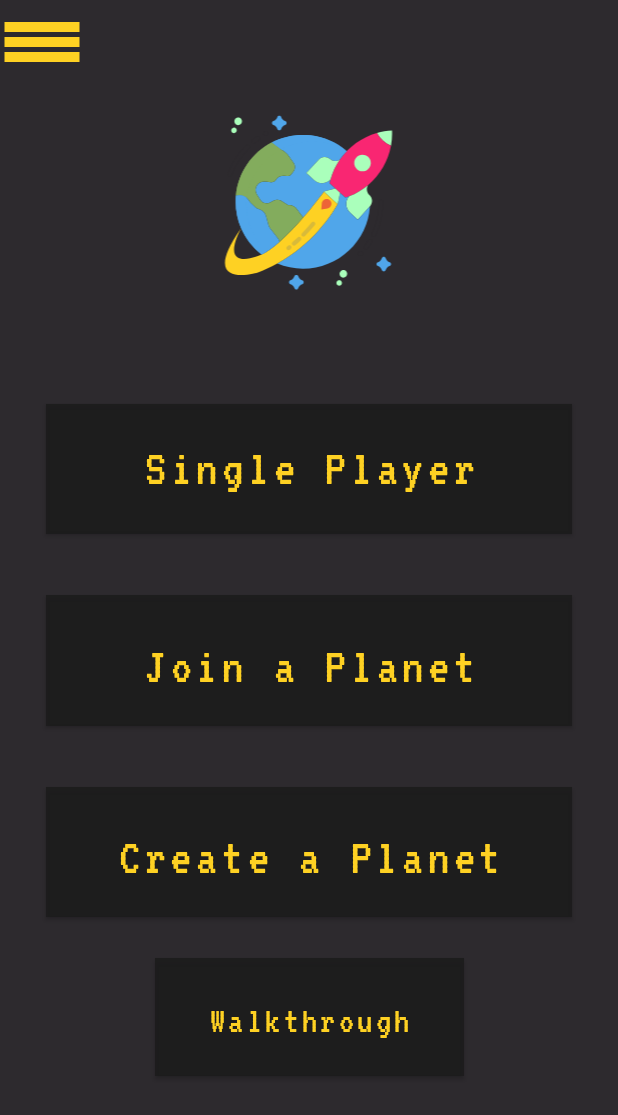
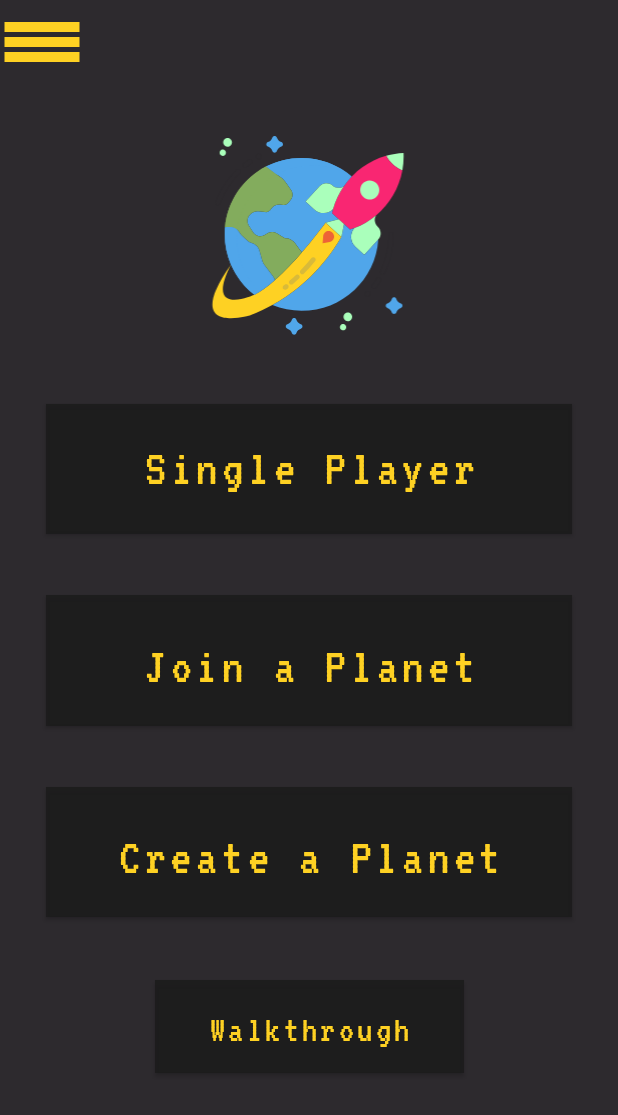
Before and after one commit to emre-cil/interstellar-enemies, an Android app: the screen it shows after launch once a user with an empty profile is signed in (HomePage), on a phone screen of 412 x 824 dp. Shown: the top 1115 px of the screen. Run offline under Robolectric (Android 15) with nearby library versions, the phone set to English and light mode, and no system bars; our stand-ins replace Firebase (no records; nobody signed in at launch, a user with empty details on screens opened directly).

Commit message:
svg files added and some ui problems fixed.
Signed-off-by: Kheseyroon <info.emrecil@gmail.com>
Co-Authored-By: mmkarakaya <karakaya.mehmet.melih@gmail.com>

```diff
--- /dev/null
+++ b/app/src/main/res/drawable/ic_announcements.xml
@@ -0,0 +1,9 @@
+<vector xmlns:android="http://schemas.android.com/apk/res/android"
+    android:width="29dp"
+    android:height="32dp"
+    android:viewportWidth="29"
+    android:viewportHeight="32">
+  <path
+      android:pathData="M25,11.25C25,10.1423 24.5279,9.1856 23.8333,8.6663V1.5005C23.8333,1.0903 23.5789,0 22.6667,0C22.4071,0 22.1493,0.1116 21.9382,0.3291L18.8382,3.518C17.281,5.1183 15.3261,6 13.3333,6H6.3333C5.0445,6 4,7.343 4,9V13.5C4,15.157 5.0445,16.5 6.3333,16.5H7.562C7.5113,16.9912 7.4825,17.4909 7.4825,18C7.4825,19.8642 7.8201,21.6258 8.4144,23.2003C8.6036,23.7014 9.0167,24 9.4498,24H12.1579C13.1077,24 13.6779,22.6012 13.1022,21.63C12.5043,20.6213 12.1488,19.3631 12.1488,18C12.1488,17.4792 12.2079,16.9786 12.3096,16.5H13.3333C15.3261,16.5 17.281,17.3817 18.8378,18.982L21.9379,22.1709C22.1446,22.3837 22.4015,22.4997 22.6663,22.5C23.5748,22.5 23.833,21.4322 23.833,21V13.8342C24.5279,13.3144 25,12.3577 25,11.25ZM21.5,17.8791L20.2951,16.6397C18.3263,14.6147 15.8533,13.5 13.3333,13.5V9C15.8533,9 18.3263,7.8853 20.2951,5.8603L21.5,4.6209V17.8791Z"
+      android:fillColor="#F92672"/>
+</vector>
--- /dev/null
+++ b/app/src/main/res/drawable/ic_chat.xml
@@ -0,0 +1,9 @@
+<vector xmlns:android="http://schemas.android.com/apk/res/android"
+    android:width="34dp"
+    android:height="29dp"
+    android:viewportWidth="34"
+    android:viewportHeight="29">
+  <path
+      android:pathData="M5.95,0C4.8747,0 4,0.8831 4,1.9688V4.5938C4,4.9563 4.2909,5.25 4.65,5.25H7.9V1.9688C7.9,0.8831 7.0253,0 5.95,0ZM14.4,16.9218V14.4375H26.1V3.9375C26.1,1.7661 24.3507,0 22.2,0H8.5333C8.9457,0.55 9.2,1.2272 9.2,1.9688V17.0625C9.2,18.6568 10.6077,19.9192 12.2367,19.6514C13.5152,19.4414 14.4,18.2298 14.4,16.9218ZM15.7,15.75V17.0625C15.7,19.2335 13.9507,21 11.8,21H25.45C27.9631,21 30,18.9435 30,16.4062C30,16.0437 29.7091,15.75 29.35,15.75H15.7Z"
+      android:fillColor="#F92672"/>
+</vector>
--- /dev/null
+++ b/app/src/main/res/drawable/ic_profile.xml
@@ -0,0 +1,9 @@
+<vector xmlns:android="http://schemas.android.com/apk/res/android"
+    android:width="26dp"
+    android:height="31dp"
+    android:viewportWidth="26"
+    android:viewportHeight="31">
+  <path
+      android:pathData="M19.75,0H6.25C5.0078,0 4,0.9658 4,2.1563V20.8438C4,22.0342 5.0078,23 6.25,23H19.75C20.9922,23 22,22.0342 22,20.8438V2.1563C22,0.9658 20.9922,0 19.75,0ZM13,5.75C14.6547,5.75 16,7.0393 16,8.625C16,10.2107 14.6547,11.5 13,11.5C11.3453,11.5 10,10.2107 10,8.625C10,7.0393 11.3453,5.75 13,5.75ZM18.25,16.3875C18.25,16.8637 17.7812,17.25 17.2,17.25H8.8C8.2188,17.25 7.75,16.8637 7.75,16.3875V15.525C7.75,14.0965 9.1609,12.9375 10.9,12.9375H11.1344C11.7109,13.1666 12.3391,13.2969 13,13.2969C13.6609,13.2969 14.2937,13.1666 14.8656,12.9375H15.1C16.8391,12.9375 18.25,14.0965 18.25,15.525V16.3875Z"
+      android:fillColor="#F92672"/>
+</vector>
--- /dev/null
+++ b/app/src/main/res/drawable/ic_scoreboard.xml
@@ -0,0 +1,9 @@
+<vector xmlns:android="http://schemas.android.com/apk/res/android"
+    android:width="27dp"
+    android:height="21dp"
+    android:viewportWidth="27"
+    android:viewportHeight="21">
+  <path
+      android:pathData="M24.4688,1.3125H2.5313C1.1333,1.3125 0,2.1939 0,3.2813V17.7188C0,18.8061 1.1333,19.6875 2.5313,19.6875H24.4688C25.8667,19.6875 27,18.8061 27,17.7188V3.2813C27,2.1939 25.8667,1.3125 24.4688,1.3125ZM11.8125,17.0625H3.375V13.125H11.8125V17.0625ZM11.8125,10.5H3.375V6.5625H11.8125V10.5ZM23.625,17.0625H15.1875V13.125H23.625V17.0625ZM23.625,10.5H15.1875V6.5625H23.625V10.5Z"
+      android:fillColor="#F92672"/>
+</vector>
--- /dev/null
+++ b/app/src/main/res/drawable/ic_settings.xml
@@ -0,0 +1,9 @@
+<vector xmlns:android="http://schemas.android.com/apk/res/android"
+    android:width="31dp"
+    android:height="31dp"
+    android:viewportWidth="31"
+    android:viewportHeight="31">
+  <path
+      android:pathData="M25.8949,14.1818L23.9812,13.0768C24.1744,12.0346 24.1744,10.9654 23.9812,9.9233L25.8949,8.8182C26.115,8.6924 26.2139,8.4318 26.142,8.1893C25.6434,6.59 24.7943,5.1436 23.6848,3.9397C23.5141,3.7555 23.2355,3.7106 23.0199,3.8363L21.1062,4.9414C20.3021,4.2496 19.3768,3.715 18.375,3.3647V1.159C18.375,0.9074 18.1998,0.6873 17.9527,0.6334C16.3041,0.265 14.615,0.283 13.0473,0.6334C12.8002,0.6873 12.625,0.9074 12.625,1.159V3.3691C11.6277,3.724 10.7023,4.2586 9.8938,4.9459L7.9846,3.8408C7.7645,3.715 7.4904,3.7555 7.3197,3.9441C6.2101,5.1436 5.3611,6.59 4.8625,8.1938C4.7861,8.4363 4.8895,8.6969 5.1096,8.8227L7.0232,9.9277C6.8301,10.9699 6.8301,12.0391 7.0232,13.0813L5.1096,14.1863C4.8895,14.3121 4.7906,14.5727 4.8625,14.8152C5.3611,16.4145 6.2101,17.8609 7.3197,19.0648C7.4904,19.249 7.7689,19.294 7.9846,19.1682L9.8982,18.0631C10.7023,18.7549 11.6277,19.2895 12.6295,19.6399V21.85C12.6295,22.1016 12.8047,22.3217 13.0518,22.3756C14.7004,22.744 16.3894,22.726 17.9572,22.3756C18.2043,22.3217 18.3795,22.1016 18.3795,21.85V19.6399C19.3768,19.285 20.3021,18.7504 21.1107,18.0631L23.0244,19.1682C23.2445,19.294 23.5185,19.2535 23.6892,19.0648C24.7988,17.8654 25.6478,16.419 26.1465,14.8152C26.2139,14.5682 26.115,14.3076 25.8949,14.1818ZM15.5,15.0938C13.5189,15.0938 11.9062,13.4811 11.9062,11.5C11.9062,9.519 13.5189,7.9063 15.5,7.9063C17.481,7.9063 19.0937,9.519 19.0937,11.5C19.0937,13.4811 17.481,15.0938 15.5,15.0938Z"
+      android:fillColor="#F92672"/>
+</vector>
--- /dev/null
+++ b/app/src/main/res/drawable/ic_shop.xml
@@ -0,0 +1,9 @@
+<vector xmlns:android="http://schemas.android.com/apk/res/android"
+    android:width="33dp"
+    android:height="27dp"
+    android:viewportWidth="33"
+    android:viewportHeight="27">
+  <path
+      android:pathData="M26.9219,11.1818L28.9737,3.463C29.1218,2.9057 28.6263,2.375 27.9579,2.375H10.9101L10.5122,0.7121C10.4131,0.2977 9.9865,0 9.4917,0H5.0417C4.4664,0 4,0.3987 4,0.8906V1.4844C4,1.9763 4.4664,2.375 5.0417,2.375H8.0748L11.1237,15.1197C10.3943,15.4783 9.9028,16.1508 9.9028,16.9219C9.9028,18.0696 10.991,19 12.3333,19C13.6757,19 14.7639,18.0696 14.7639,16.9219C14.7639,16.3402 14.4841,15.8147 14.0337,15.4375H23.1329C22.6826,15.8147 22.4028,16.3402 22.4028,16.9219C22.4028,18.0696 23.491,19 24.8333,19C26.1757,19 27.2639,18.0696 27.2639,16.9219C27.2639,16.0991 26.7045,15.3881 25.8933,15.0514L26.1327,14.1505C26.2809,13.5932 25.7854,13.0625 25.117,13.0625H13.4669L13.1828,11.875H25.9061C26.3925,11.875 26.8141,11.5873 26.9219,11.1818Z"
+      android:fillColor="#F92672"/>
+</vector>
--- a/app/src/main/res/layout/activity_home_page.xml
+++ b/app/src/main/res/layout/activity_home_page.xml
@@ -89,7 +89,7 @@
             app:cornerRadius="0sp"
             app:layout_constraintBottom_toBottomOf="parent"
             app:layout_constraintEnd_toEndOf="parent"
-            app:layout_constraintHeight_percent="0.11"
+            app:layout_constraintHeight_percent="0.09"
             app:layout_constraintHorizontal_bias="0.5"
             app:layout_constraintStart_toStartOf="parent"
             app:layout_constraintTop_toTopOf="parent"
@@ -125,13 +125,16 @@
 
         <ImageView
             android:id="@+id/homeLogoImage"
-            android:layout_width="130dp"
-            android:layout_height="130dp"
-            android:layout_marginTop="20dp"
+            android:layout_width="0dp"
+            android:layout_height="0dp"
+            android:layout_marginTop="8dp"
+            app:layout_constraintBottom_toTopOf="@+id/singlePlayerBut"
             app:layout_constraintEnd_toEndOf="parent"
+            app:layout_constraintHeight_percent="0.18"
             app:layout_constraintHorizontal_bias="0.498"
             app:layout_constraintStart_toStartOf="parent"
             app:layout_constraintTop_toBottomOf="@+id/toolbar"
+            app:layout_constraintWidth_percent="0.35"
             app:srcCompat="@drawable/planet_svg_1" />
 
     </androidx.constraintlayout.widget.ConstraintLayout>
--- a/app/src/main/res/menu/main_menu.xml
+++ b/app/src/main/res/menu/main_menu.xml
@@ -11,29 +11,29 @@
         <item
 
             android:id="@+id/nav_shop"
-            android:icon="@drawable/common_google_signin_btn_icon_dark_focused"
+            android:icon="@drawable/ic_shop"
             android:title="@string/shop" />
 
         <item
             android:id="@+id/nav_leaderboard"
-            android:icon="@drawable/common_google_signin_btn_icon_dark_focused"
+            android:icon="@drawable/ic_scoreboard"
             android:title="@string/leaderboard" />
 
         <item
             android:id="@+id/nav_announcements"
-            android:icon="@drawable/common_google_signin_btn_icon_dark_focused"
+            android:icon="@drawable/ic_announcements"
             android:title="@string/announcements" />
         <item
             android:id="@+id/nav_messages"
-            android:icon="@drawable/common_google_signin_btn_icon_dark_focused"
+            android:icon="@drawable/ic_chat"
             android:title="@string/messages" />
         <item
             android:id="@+id/nav_profile"
-            android:icon="@drawable/common_google_signin_btn_icon_dark_focused"
+            android:icon="@drawable/ic_profile"
             android:title="@string/profile" />
         <item
             android:id="@+id/nav_settings"
-            android:icon="@drawable/common_google_signin_btn_icon_dark_focused"
+            android:icon="@drawable/ic_settings"
             android:title="@string/settings" />
     </group>
 
```
Also changed, not shown: app/src/main/res/layout/activity_main.xml (+26 -18 lines), app/src/main/res/layout/activity_register_page.xml (+43 -21 lines), app/src/main/res/layout/activity_sign_in_page.xml (+61 -37 lines), app/src/main/res/layout/activity_single_player_page.xml (+8 -4 lines).
